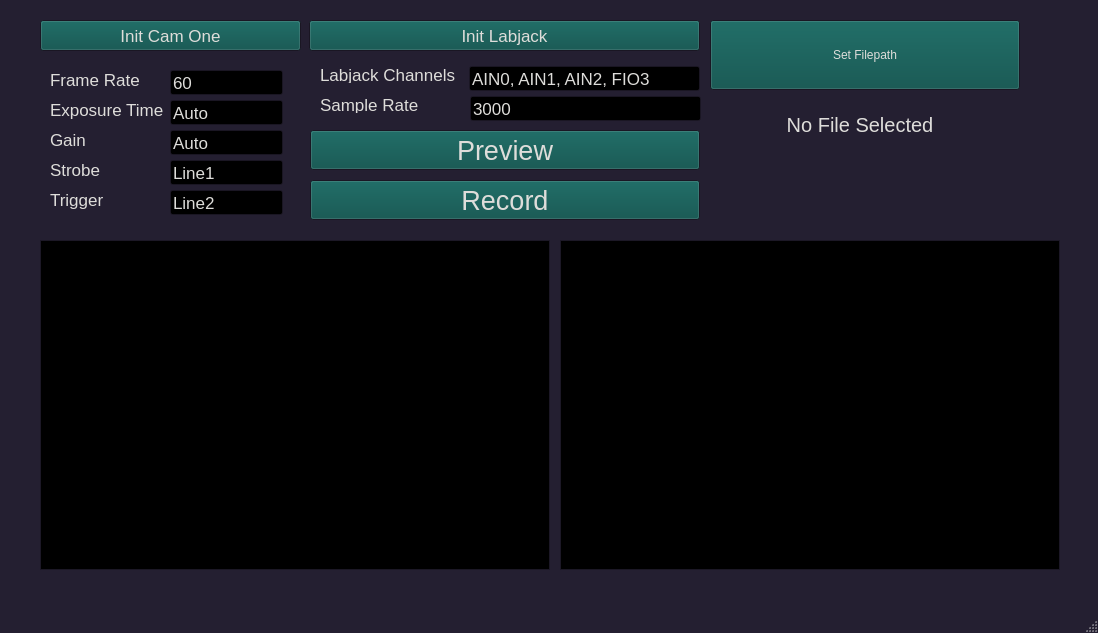
This is gui.ui in jbmelander/jackfish as Qt 5 draws it before an edit. The edited form follows.
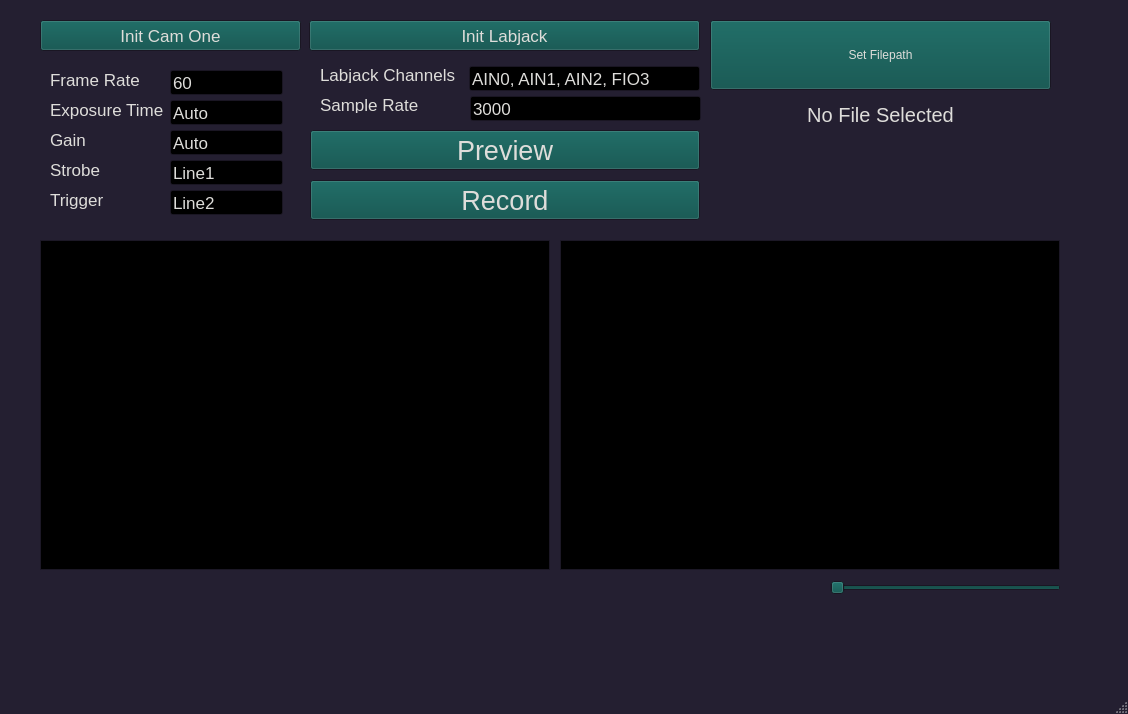
This is the edited form. Custom widgets are drawn as their Qt base class.

What changed in the file:
```diff
--- a/gui.ui
+++ b/gui.ui
@@ -6,8 +6,8 @@
    <rect>
     <x>0</x>
     <y>0</y>
-    <width>1098</width>
-    <height>633</height>
+    <width>1128</width>
+    <height>714</height>
    </rect>
   </property>
   <property name="palette">
@@ -880,7 +880,7 @@
      <rect>
       <x>710</x>
       <y>20</y>
-      <width>310</width>
+      <width>341</width>
       <height>70</height>
      </rect>
     </property>
@@ -891,9 +891,9 @@
    <widget class="QLabel" name="filepath_label">
     <property name="geometry">
      <rect>
-      <x>730</x>
-      <y>110</y>
-      <width>260</width>
+      <x>710</x>
+      <y>100</y>
+      <width>341</width>
       <height>30</height>
      </rect>
     </property>
@@ -910,6 +910,19 @@
      <set>Qt::AlignCenter</set>
     </property>
    </widget>
+   <widget class="QSlider" name="lj_prev_slider">
+    <property name="geometry">
+     <rect>
+      <x>830</x>
+      <y>580</y>
+      <width>231</width>
+      <height>16</height>
+     </rect>
+    </property>
+    <property name="orientation">
+     <enum>Qt::Horizontal</enum>
+    </property>
+   </widget>
   </widget>
   <widget class="QStatusBar" name="statusBar"/>
  </widget>
```
Left out of the diff: 23 changed lines with no effect on the pictures.
